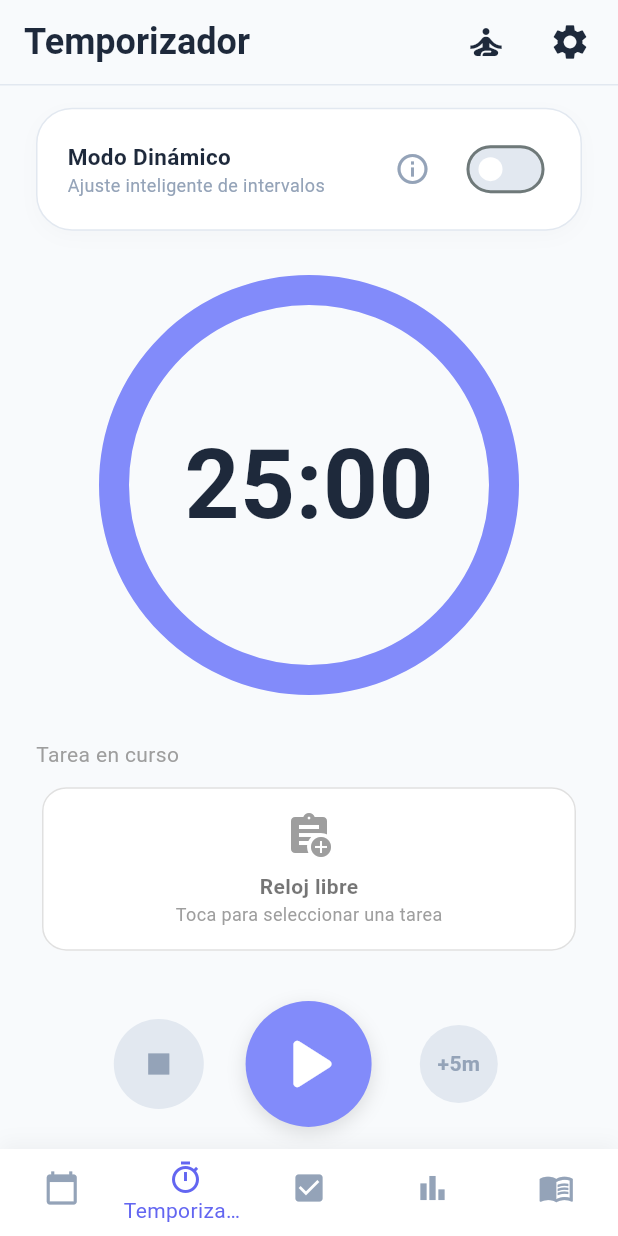
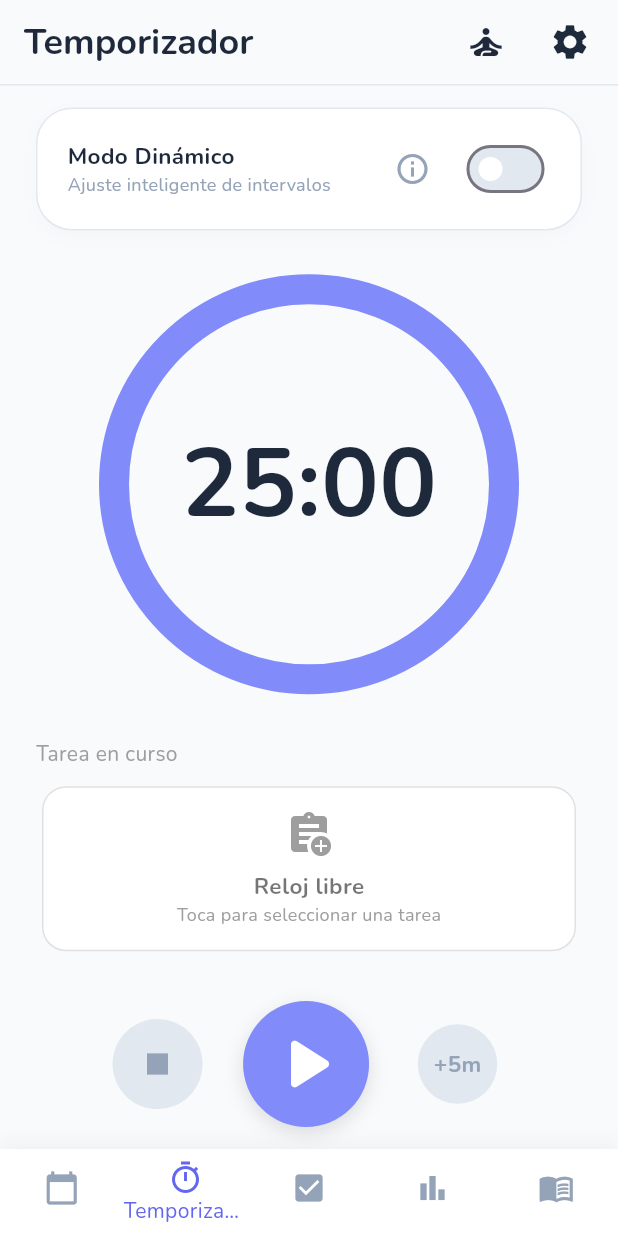
Before and after one commit to Juguitoo/Aegis, a Flutter app: the screen it shows after launch, item 2 of the bottom bar chosen, on a phone screen of 412 x 824 dp. Run offline on Flutter 3.47's test engine with Material 3 defaults, Android fonts, the phone set to English and light mode, and no system bars; drawn by our look-alikes of percent_indicator; our stand-ins replace audioplayers, drift, file_picker, fl_chart, flutter_colorpicker, flutter_local_notifications and 8 more; missing offline and left inert: installed_apps, window_manager; accounts and stored records are empty; generated files the repository leaves out were written again.

Commit message:
style: definicion del estilo principal de la app

```diff
--- /dev/null
+++ b/lib/core/theme/app_theme.dart
@@ -0,0 +1,105 @@
+import 'package:flutter/material.dart';
+import 'package:google_fonts/google_fonts.dart';
+
+class AppTheme {
+  // ===========================================================================
+  // 1. PALETA DE COLORES
+  // ===========================================================================
+
+  // Colores Principales
+  static const Color royalBlue = Color(0xFF6366F1);
+  static const Color royalBlue10 = Color(0xFFEEF2FF);
+  static const Color whiteZyrcon = Color(0xFFF8FAFC);
+  static const Color pureWhite = Color(0xFFFFFFFF);
+
+  // Estados y Detalles
+  static const Color hummingBird = Color(0xFFD1FAE5);
+  static const Color foam = Color(0xFFFEF3C7);
+  static const Color mountainMeadow = Color(0xFF10B981);
+  static const Color detailOrange = Color(0xFFFAD7A0);
+
+  // Escala de Grises (Textos e Iconos)
+  static const Color ebony = Color(0xFF0F172A); // Texto Principal
+  static const Color fiord = Color(0xFF475569); // Texto/Icono Secundario
+  static const Color gullGray = Color(0xFF94A3B8); // Texto/Icono Inactivo
+
+  // Oscuros
+  static const Color focusBlack = Color(0xFF0A0A0A);
+  static const Color darkSurface = Color(0xFF1E1E1E);
+  static const Color darkDetail = Color(0xFFE0E0E0);
+
+  // ===========================================================================
+  // 2. CONFIGURACIÓN DEL TEMA
+  // ===========================================================================
+
+  static ThemeData get lightTheme {
+    return ThemeData(
+      useMaterial3: true,
+      scaffoldBackgroundColor: whiteZyrcon,
+      colorScheme: ColorScheme.fromSeed(
+        seedColor: royalBlue,
+        primary: royalBlue,
+        secondary: fiord,
+        surface: pureWhite,
+        onPrimary: pureWhite,
+        onSurface: ebony,
+      ),
+      // Tipografía base para toda la app
+      textTheme: GoogleFonts.nunitoTextTheme().copyWith(
+        // Heading H1
+        displayLarge: GoogleFonts.nunito(
+          fontSize: 32,
+          fontWeight: FontWeight.bold,
+          color: ebony,
+        ),
+        // Heading H2
+        displayMedium: GoogleFonts.nunito(
+          fontSize: 22,
+          fontWeight: FontWeight.w600, // SemiBold
+          color: ebony,
+        ),
+        // Body M
+        bodyLarge: GoogleFonts.nunito(
+          fontSize: 18,
+          fontWeight: FontWeight.w500, // Medium
+          color: ebony,
+        ),
+        // Body S
+        bodyMedium: GoogleFonts.nunito(
+          fontSize: 15,
+          fontWeight: FontWeight.w400, // Regular
+          color: fiord,
+        ),
+        // Caption
+        bodySmall: GoogleFonts.nunito(
+          fontSize: 13,
+          fontWeight: FontWeight.bold,
+          color: gullGray,
+        ),
+      ),
+      // Estilo por defecto para los botones principales
+      elevatedButtonTheme: ElevatedButtonThemeData(
+        style: ElevatedButton.styleFrom(
+          backgroundColor: royalBlue,
+          foregroundColor: pureWhite,
+          elevation: 0,
+          shape: RoundedRectangleBorder(
+            borderRadius: BorderRadius.circular(16),
+          ),
+        ),
+      ),
+    );
+  }
+
+  // ===========================================================================
+  // 3. ESTILOS ESPECÍFICOS
+  // ===========================================================================
+
+  // Display XL para el Temporizador
+  static TextStyle get timerDisplay => GoogleFonts.nunito(
+        fontSize: 96,
+        fontWeight: FontWeight.w800, // ExtraBold
+        color: ebony,
+        fontFeatures: const [FontFeature.tabularFigures()],
+      );
+}
--- a/lib/main.dart
+++ b/lib/main.dart
@@ -1,6 +1,7 @@
 import 'dart:io';
 import 'dart:ui';
 import 'package:aegis/core/services/notification_service.dart';
+import 'package:aegis/core/theme/app_theme.dart';
 import 'package:aegis/presentation/screens/main_desktop_layout.dart';
 import 'package:aegis/presentation/screens/main_mobile_layout.dart';
 import 'package:flutter/material.dart';
@@ -58,13 +59,7 @@
           PointerDeviceKind.trackpad,
         },
       ),
-      theme: ThemeData(
-        colorScheme: ColorScheme.fromSeed(
-          seedColor: const Color(0xFF006A6A),
-          brightness: Brightness.light,
-        ),
-        useMaterial3: true,
-      ),
+      theme: AppTheme.lightTheme,
       darkTheme: ThemeData(
         colorScheme: ColorScheme.fromSeed(
           seedColor: const Color(0xFF006A6A),
--- a/pubspec.yaml
+++ b/pubspec.yaml
@@ -78,9 +78,6 @@
   timezone: ^0.11.0
   flutter_timezone: ^5.0.2
 
-  # Fuentes
-  google_fonts: ^6.1.0
-
 dev_dependencies:
   flutter_test:
     sdk: flutter
```
